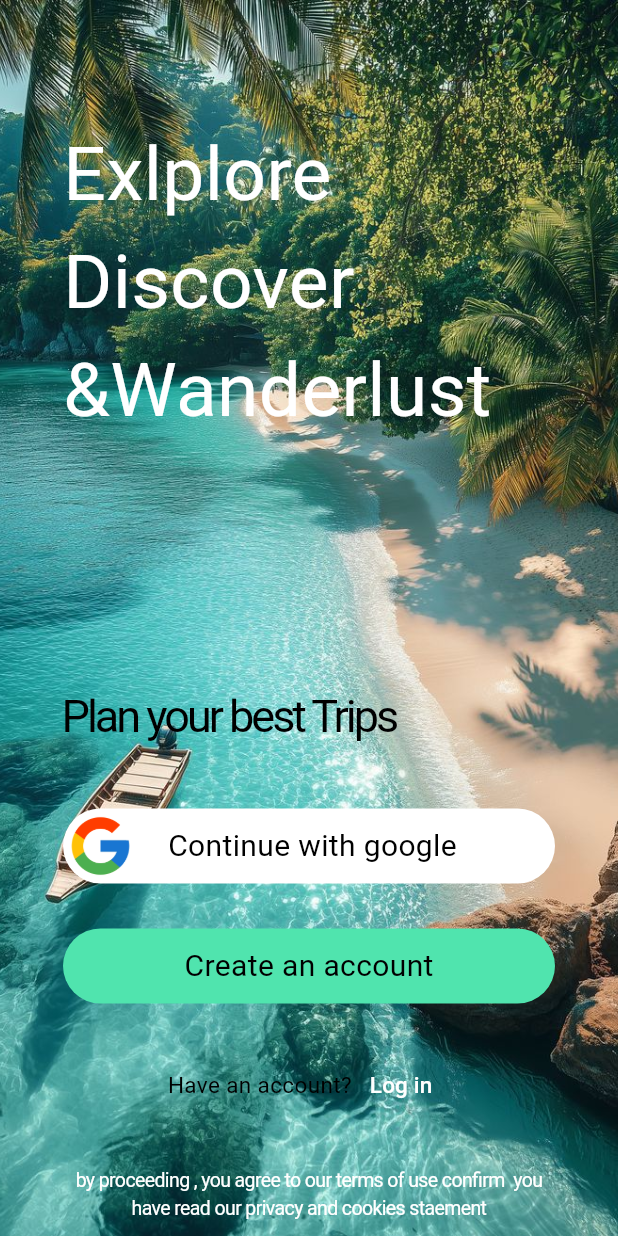
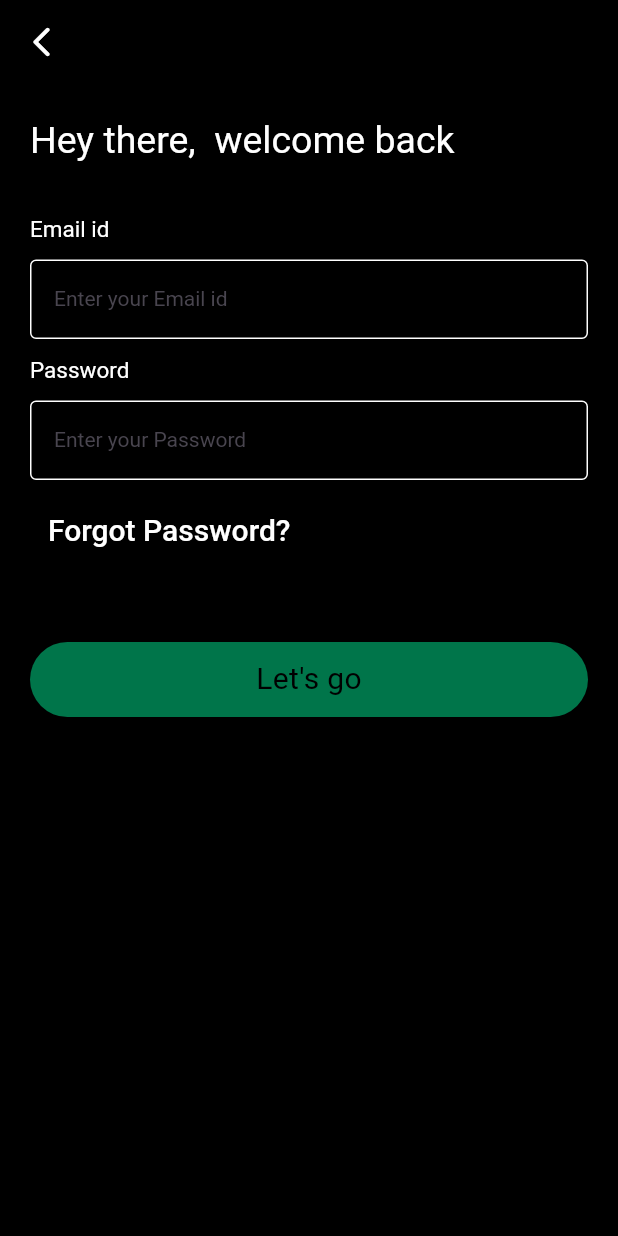
Before and after one commit to devanandhhh/travel.media, a Flutter app: the screen it shows after launch, after a tap on "Log in", on a phone screen of 412 x 824 dp. Run offline on Flutter 3.47's test engine with Material 3 defaults, Android fonts, the phone set to English and light mode, and no system bars; our stand-ins replace gap, google_fonts, pinput; Roboto replaces fonts that are missing (Aclonica, Acme, Actor).

Commit message:
completed ui login & sign up

```diff
--- a/lib/core/colors/colors.dart
+++ b/lib/core/colors/colors.dart
@@ -5,3 +5,4 @@ import 'package:flutter/material.dart';
 const Color primaryGreen = Color(0xFF50E4AE);
 const Color darkGreen = Color(0xFF00754A);
 const Color kwhite =Colors.white;
+const Color kblack=Colors.black;
--- a/lib/core/style/app_textstyle.dart
+++ b/lib/core/style/app_textstyle.dart
@@ -20,4 +20,10 @@ class AppTextStyles {
       color: color,
     );
   }
+  static TextStyle acme({double size = 14, Color color = Colors.black,double letterSpacing=0}) {
+    return GoogleFonts.acme(
+      fontSize: size,letterSpacing: letterSpacing,
+      color: color,
+    );
+  }
 }
--- a/lib/presentation/auth/widgets/custom_auth_button.dart
+++ /dev/null
@@ -1,41 +0,0 @@
-
-import 'package:flutter/material.dart';
-import 'package:gap/gap.dart';
-
-import '../../../core/style/app_textstyle.dart';
-
-class CustomAuthButton extends StatelessWidget {
-  final Color color;
-  final bool withImage;
-  final String text;
-  const CustomAuthButton(
-      {super.key,
-      required this.color,
-      required this.withImage,
-      required this.text});
-
-  @override
-  Widget build(BuildContext context) {
-    return Container(
-      height: 50,
-      width: MediaQuery.of(context).size.width,
-      decoration:
-          BoxDecoration(borderRadius: BorderRadius.circular(25), color: color),
-      child: withImage
-          ? Row(
-              children: [
-                Padding(
-                  padding: const EdgeInsets.all(2.0),
-                  child: Image.asset("assets/icons/google_logo.png"),
-                ),
-                Gap(20),
-                Text(
-                  text,
-                  style: AppTextStyles.aclonica(size: 20),
-                )
-              ],
-            )
-          : Center(child: Text(text, style: AppTextStyles.aclonica(size: 20))),
-    );
-  }
-}
--- a/lib/presentation/auth/login_screen/login_screen.dart
+++ b/lib/presentation/pages/auth/create_account/create_account.dart
@@ -2,11 +2,13 @@ import 'package:flutter/material.dart';
 import 'package:gap/gap.dart';
 import 'package:travel_media/core/colors/colors.dart';
 import 'package:travel_media/core/style/app_textstyle.dart';
+import 'package:travel_media/presentation/pages/auth/login_screen/login_screen.dart';
+import 'package:travel_media/presentation/pages/auth/signup_screen/signup_screen.dart';
 
 import '../widgets/custom_auth_button.dart';
 
-class LoginScreen extends StatelessWidget {
-  const LoginScreen({super.key});
+class CreateAccount extends StatelessWidget {
+  const CreateAccount({super.key});
 
   @override
   Widget build(BuildContext context) {
@@ -37,12 +39,17 @@ class LoginScreen extends StatelessWidget {
               ),
               Gap(40),
               CustomAuthButton(
+                function: () {},
                 color: kwhite,
                 withImage: true,
                 text: "Continue with google",
               ),
               Gap(30),
               CustomAuthButton(
+                  function: () {
+                    Navigator.push(context,
+                        MaterialPageRoute(builder: (ctx) => SignupScreen()));
+                  },
                   color: primaryGreen,
                   withImage: false,
                   text: "Create an account"),
@@ -66,7 +73,8 @@ class LoginScreen extends StatelessWidget {
                           style:
                               AppTextStyles.aclonica(size: 15, color: kwhite),
                         ),
-                        onPressed: () {},
+                        onPressed: () => Navigator.push(context,
+                            MaterialPageRoute(builder: (ctx) => LoginScreen())),
                       ),
                     ],
                   ),
--- /dev/null
+++ b/lib/presentation/pages/auth/login_screen/login_screen.dart
@@ -0,0 +1,60 @@
+import 'package:flutter/material.dart';
+import 'package:gap/gap.dart';
+import 'package:travel_media/core/style/app_textstyle.dart';
+import 'package:travel_media/presentation/pages/auth/forgot_p_screen/forgot_p_screen.dart';
+import 'package:travel_media/presentation/pages/auth/widgets/custom_auth_button.dart';
+import 'package:travel_media/presentation/pages/auth/widgets/custom_textfield.dart';
+
+import '../../../../core/colors/colors.dart';
+
+class LoginScreen extends StatelessWidget {
+  LoginScreen({super.key});
+
+  final emailController = TextEditingController();
+  final passwordController = TextEditingController();
+  @override
+  Widget build(BuildContext context) {
+    return Scaffold(
+      backgroundColor: kblack,
+      appBar: AppBar(
+        backgroundColor: kblack,
+        leading: IconButton(
+          onPressed: () => Navigator.pop(context),
+          icon: Icon(
+            Icons.arrow_back_ios_rounded,
+            color: kwhite,
+          ),
+        ),
+      ),
+      body: Padding(
+        padding: const EdgeInsets.only(left: 20, right: 20, top: 20.0),
+        child: Column(
+          crossAxisAlignment: CrossAxisAlignment.start,
+          children: [
+            Text(
+              "Hey there,  welcome back",
+              style: AppTextStyles.acme(size: 25, color: kwhite),
+            ),
+            Gap(30),
+            CustomTextField(controller: emailController, hintText: "Email id"),
+            CustomTextField(
+                controller: passwordController, hintText: "Password"),
+            TextButton(
+                onPressed: () => Navigator.push(context,
+                    MaterialPageRoute(builder: (ctx) => ForgotPScreen())),
+                child: Text(
+                  "Forgot Password?",
+                  style: AppTextStyles.acme(color: kwhite, size: 20),
+                )),
+            Gap(50),
+            CustomAuthButton(
+                color: darkGreen,
+                withImage: false,
+                text: "Let's go",
+                function: () {})
+          ],
+        ),
+      ),
+    );
+  }
+}
--- a/lib/presentation/auth/splash_screen/splash_screen.dart
+++ b/lib/presentation/pages/auth/splash_screen/splash_screen.dart
@@ -1,8 +1,8 @@
 import 'package:flutter/material.dart';
 
-import '../../../core/colors/colors.dart';
-import '../../../core/style/app_textstyle.dart';
-import '../login_screen/login_screen.dart';
+import '../../../../core/colors/colors.dart';
+import '../../../../core/style/app_textstyle.dart';
+import '../create_account/create_account.dart';
 
 class SplashScreen extends StatefulWidget {
   const SplashScreen({super.key});
@@ -33,7 +33,7 @@ class _SplashScreenState extends State<SplashScreen> {
         Navigator.pushReplacement(
           // ignore: use_build_context_synchronously
           context,
-          MaterialPageRoute(builder: (context) => const LoginScreen()),
+          MaterialPageRoute(builder: (context) => const CreateAccount()),
         );
       });
     }
@@ -67,14 +67,14 @@ class _SplashScreenState extends State<SplashScreen> {
     );
   }
 
-  void navigateAfterDelay(BuildContext context) async {
-    await Future.delayed(
-      const Duration(seconds: 3),
-    );
-    Navigator.pushReplacement(
-      // ignore: use_build_context_synchronously
-      context,
-      MaterialPageRoute(builder: (context) => LoginScreen()),
-    );
-  }
+  // void navigateAfterDelay(BuildContext context) async {
+  //   await Future.delayed(
+  //     const Duration(seconds: 3),
+  //   );
+  //   Navigator.pushReplacement(
+  //     // ignore: use_build_context_synchronously
+  //     context,
+  //     MaterialPageRoute(builder: (context) => C()),
+  //   );
+  // }
 }
--- /dev/null
+++ b/lib/presentation/pages/auth/widgets/custom_auth_button.dart
@@ -0,0 +1,45 @@
+
+import 'package:flutter/material.dart';
+import 'package:gap/gap.dart';
+
+import '../../../../core/style/app_textstyle.dart';
+
+class CustomAuthButton extends StatelessWidget {
+  final Color color;
+  final bool withImage;
+  final String text;
+  final Function() function;
+  const CustomAuthButton(
+      {super.key,
+      required this.color,
+      required this.withImage,
+      required this.text,required this.function});
+
+  @override
+  Widget build(BuildContext context) {
+    return InkWell(
+      onTap: function,
+      child: Container(
+        height: 50,
+        width: MediaQuery.of(context).size.width,
+        decoration:
+            BoxDecoration(borderRadius: BorderRadius.circular(25), color: color),
+        child: withImage
+            ? Row(
+                children: [
+                  Padding(
+                    padding: const EdgeInsets.all(2.0),
+                    child: Image.asset("assets/icons/google_logo.png"),
+                  ),
+                  Gap(20),
+                  Text(
+                    text,
+                    style: AppTextStyles.aclonica(size: 20),
+                  )
+                ],
+              )
+            : Center(child: Text(text, style: AppTextStyles.aclonica(size: 20))),
+      ),
+    );
+  }
+}
--- /dev/null
+++ b/lib/presentation/pages/auth/widgets/custom_textfield.dart
@@ -0,0 +1,43 @@
+
+import 'package:flutter/material.dart';
+import 'package:gap/gap.dart';
+
+import '../../../../core/colors/colors.dart';
+import '../../../../core/style/app_textstyle.dart';
+
+class CustomTextField extends StatelessWidget {
+  const CustomTextField(
+      {super.key, required this.controller, required this.hintText});
+
+  final TextEditingController controller;
+  final String hintText;
+  @override
+  Widget build(BuildContext context) {
+    return Column(
+      crossAxisAlignment: CrossAxisAlignment.start,
+      children: [
+        Text(
+          hintText,
+          style: AppTextStyles.acme(color: kwhite, size: 15),
+        ),
+        Gap(10),
+        TextFormField(
+          controller: controller,
+          style: AppTextStyles.acme(color: kwhite),
+          decoration: InputDecoration(
+            border: OutlineInputBorder(),
+            hintText: "Enter your $hintText",
+            focusedBorder: OutlineInputBorder(
+              borderSide: BorderSide(color: darkGreen),
+            ),
+            enabledBorder: OutlineInputBorder(
+              borderSide:
+                  BorderSide(color: kwhite), // border color when not focused
+            ),
+          ),
+          cursorColor: darkGreen,
+        ),Gap(10)
+      ],
+    );
+  }
+}
--- a/pubspec.yaml
+++ b/pubspec.yaml
@@ -36,6 +36,7 @@ dependencies:
   cupertino_icons: ^1.0.8
   google_fonts: ^6.2.1
   gap: ^3.0.1
+  pinput: ^5.0.1
 
 dev_dependencies:
   flutter_test:
```
Also changed, not shown: lib/main.dart (+8 -1 lines), lib/presentation/pages/auth/forgot_p_screen/forgot_p_screen.dart (added, +38 -0 lines), lib/presentation/pages/auth/otp_screen/otp_screen.dart (added, +48 -0 lines), lib/presentation/pages/auth/signup_screen/signup_screen.dart (added, +70 -0 lines), pubspec.lock.
